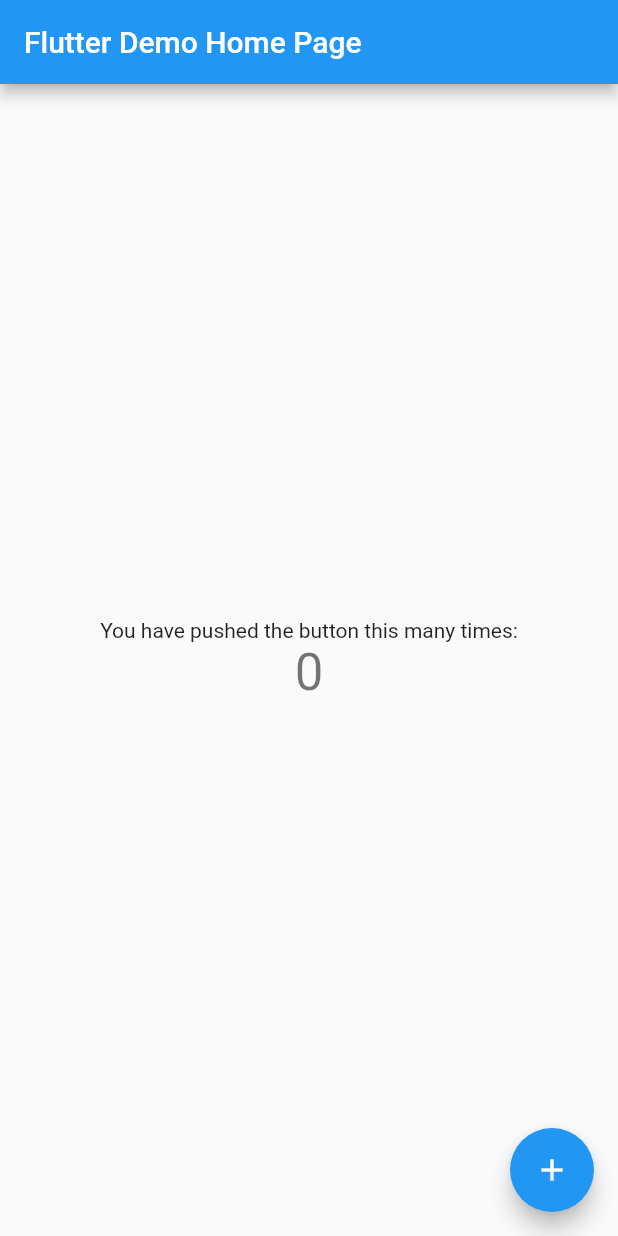
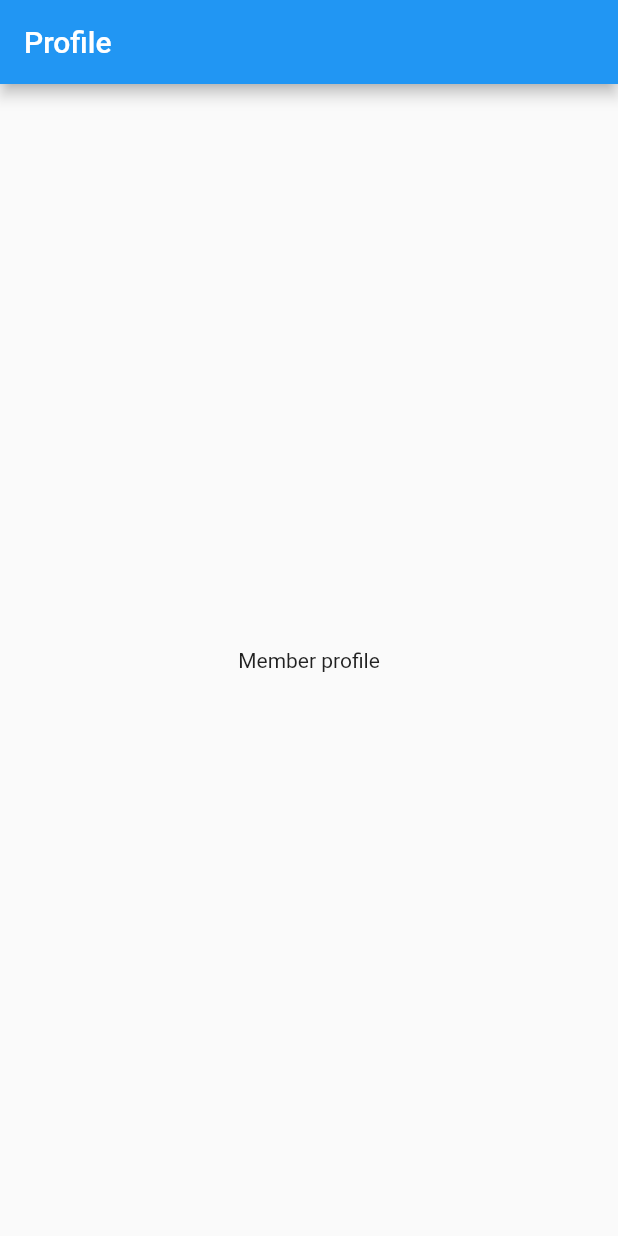
Before and after one commit to Akomea/famhub, a Flutter app: the screen it shows after launch, on a phone screen of 412 x 824 dp. Run offline on Flutter 3.47's test engine with Material 2 defaults, Android fonts, the phone set to English and light mode, and no system bars; our stand-ins replace get.

Commit message:
add routes add profile screen add internationalisation

```diff
--- /dev/null
+++ b/lib/app_internalisation.dart
@@ -0,0 +1,14 @@
+import 'package:get/get.dart';
+
+///Creates a class which map keys to values which can be translated depending on locale
+class AppTranslations extends Translations {
+  @override
+  Map<String, Map<String, String>> get keys => {
+    'en_UK': {
+      'profile': 'Profile',
+    },
+    'ja_JP': {
+      'profile': 'プロフィール',
+    }
+  };
+}
--- a/lib/main.dart
+++ b/lib/main.dart
@@ -1,4 +1,11 @@
+import 'package:famhub/routes/routes.dart';
 import 'package:flutter/material.dart';
+import 'package:get/get.dart';
+import 'package:get/get_core/src/get_main.dart';
+import 'package:get/get_navigation/src/root/get_material_app.dart';
+
+import 'app_internalisation.dart';
+import 'member_profile.dart';
 
 void main() {
   runApp(const MyApp());
@@ -6,62 +13,23 @@
 
 class MyApp extends StatelessWidget {
   const MyApp({super.key});
-
   // This widget is the root of your application.
   @override
   Widget build(BuildContext context) {
-    return MaterialApp(
-      title: 'Flutter Demo',
+    return GetMaterialApp(
+      debugShowCheckedModeBanner: false,
+// You can use the library anywhere in the app even in theme
+      home: const MemberProfile(),
+      locale: Get.deviceLocale,
+      translations: AppTranslations(),
+      routes: PageRoutes().routes(),
       theme: ThemeData(
-        primarySwatch: Colors.blue,
+          textTheme: const TextTheme(
+              bodyMedium: TextStyle(
+                  fontFamily: 'Roboto'
+              )
+          )
       ),
-      home: const MyHomePage(title: 'Flutter Demo Home Page'),
     );
   }
 }
-
-class MyHomePage extends StatefulWidget {
-  const MyHomePage({super.key, required this.title});
-  final String title;
-
-  @override
-  State<MyHomePage> createState() => _MyHomePageState();
-}
-
-class _MyHomePageState extends State<MyHomePage> {
-  int _counter = 0;
-
-  void _incrementCounter() {
-    setState(() {
-      _counter++;
-    });
-  }
-
-  @override
-  Widget build(BuildContext context) {
-    return Scaffold(
-      appBar: AppBar(
-        title: Text(widget.title),
-      ),
-      body: Center(
-        child: Column(
-          mainAxisAlignment: MainAxisAlignment.center,
-          children: <Widget>[
-            const Text(
-              'You have pushed the button this many times:',
-            ),
-            Text(
-              '$_counter',
-              style: Theme.of(context).textTheme.headlineMedium,
-            ),
-          ],
-        ),
-      ),
-      floatingActionButton: FloatingActionButton(
-        onPressed: _incrementCounter,
-        tooltip: 'Increment',
-        child: const Icon(Icons.add),
-      ), // This trailing comma makes auto-formatting nicer for build methods.
-    );
-  }
-}
--- /dev/null
+++ b/lib/member_profile.dart
@@ -0,0 +1,14 @@
+import 'package:flutter/material.dart';
+import 'package:get/get.dart';
+
+class MemberProfile extends StatelessWidget {
+  const MemberProfile({super.key});
+
+  @override
+  Widget build(BuildContext context) {
+    return Scaffold(
+      appBar: AppBar(title: Text('profile'.tr)),
+      body: const Center(child: Text('Member profile'),),
+    );
+  }
+}
--- /dev/null
+++ b/lib/routes/routes.dart
@@ -0,0 +1,15 @@
+import 'package:flutter/cupertino.dart';
+
+import '../member_profile.dart';
+
+///Creates a class with accessible routes to all screens of the app
+class PageRoutes {
+  static const String memberProfile = 'member_profile';
+
+  ///Builds screen widgets and maps them to class attributes
+  Map<String, WidgetBuilder> routes() {
+    return {
+      memberProfile: (context) => const MemberProfile(),
+    };
+  }
+}
--- a/pubspec.yaml
+++ b/pubspec.yaml
@@ -36,6 +36,7 @@
   # Use with the CupertinoIcons class for iOS style icons.
   cupertino_icons: ^1.0.2
   postgres: ^2.6.2
+  get: ^4.6.5
 
 dev_dependencies:
   flutter_test:
```
Also changed, not shown: pubspec.lock.
